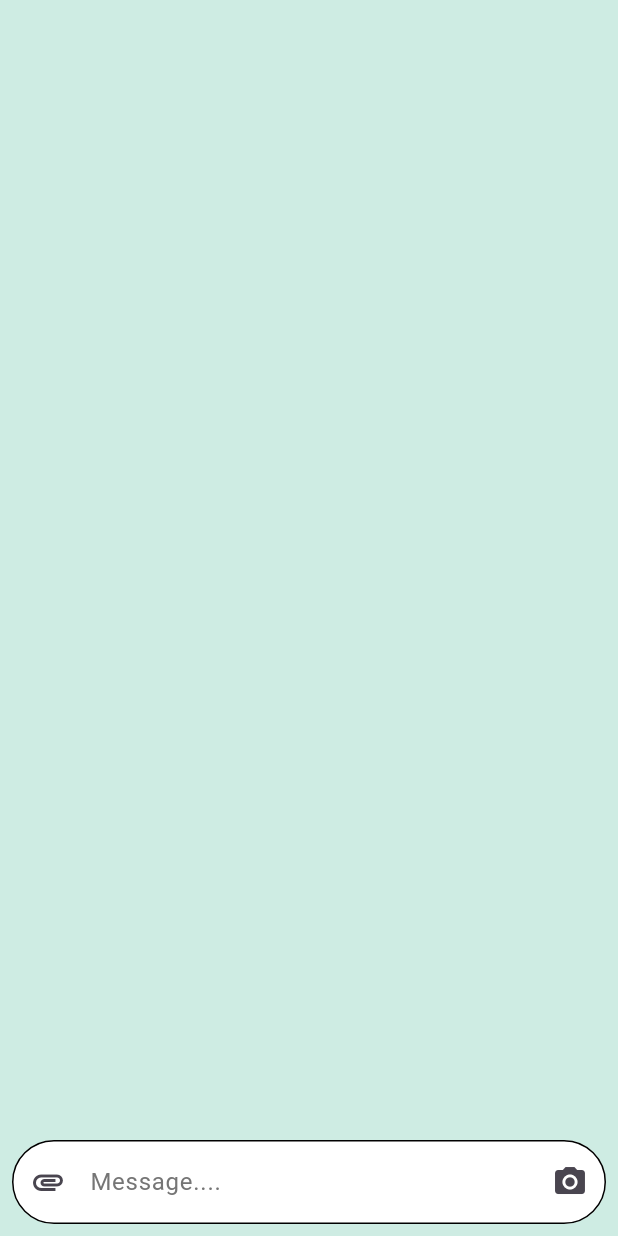
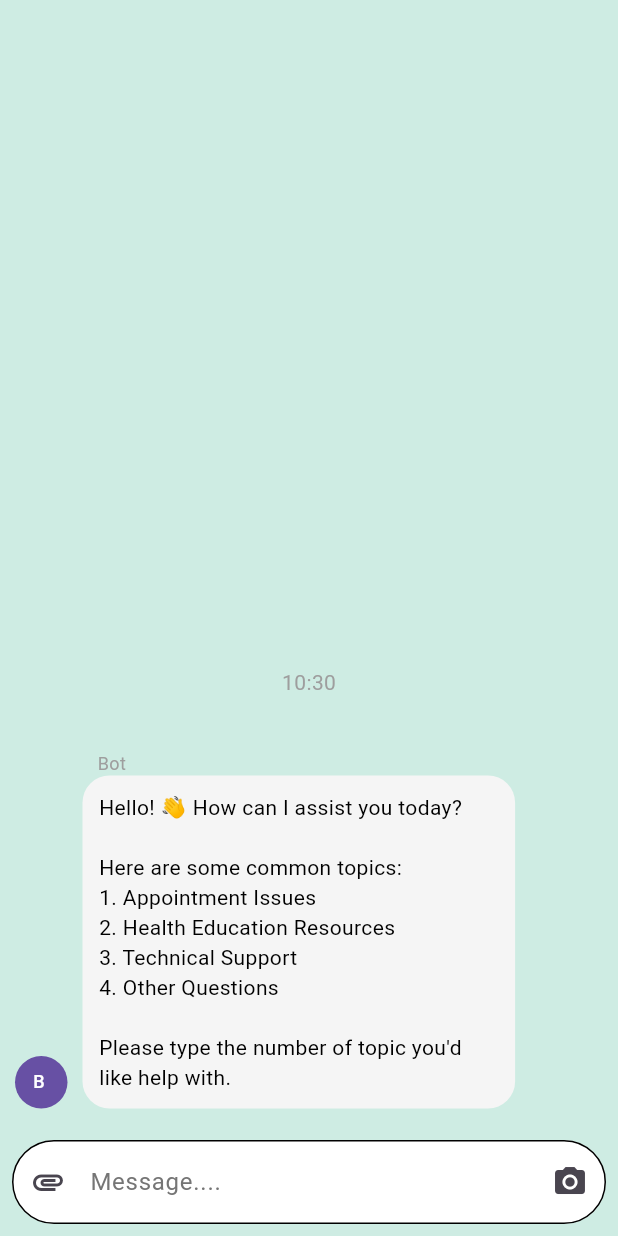
Before and after one commit to AwngkuHaris/MediEase_App, a Flutter app: the ChatPage screen opened directly, on a phone screen of 412 x 824 dp. Run offline on Flutter 3.47's test engine with Material 3 defaults, Android fonts, the phone set to English and light mode, and no system bars; drawn by our look-alikes of dash_chat_2; our stand-ins replace cloud_firestore, firebase_auth, firebase_core, flutter_gemini, google_sign_in, table_calendar; missing offline and left inert: flutter_facebook_auth; accounts and stored records are empty; generated files the repository leaves out were written again; statements that could not run were skipped.

Commit message:
customized predefined qna chat

```diff
--- a/lib/frontend code/pages/chat/chat_page.dart
+++ b/lib/frontend code/pages/chat/chat_page.dart
@@ -1,25 +1,195 @@
 import 'package:flutter/material.dart';
 import 'package:dash_chat_2/dash_chat_2.dart';
-import 'package:flutter_gemini/flutter_gemini.dart';
 
 class ChatPage extends StatefulWidget {
-  const ChatPage({Key? key}) : super(key: key);
+  ChatPage({super.key});
 
   @override
   State<ChatPage> createState() => _ChatPageState();
 }
 
 class _ChatPageState extends State<ChatPage> {
-  final Gemini gemini = Gemini.instance;
   ChatUser user = ChatUser(id: '1');
   ChatUser bot = ChatUser(id: '2', firstName: "Bot");
 
   List<ChatMessage> messages = [];
+  String currentContext = "main_menu"; // Tracks the current context
 
-  // Handle sending of new messages
+  // Initial Quick Replies
+  List<QuickReply> initialQuickReplies = [
+    QuickReply(
+      title: "1",
+      value: "appointment_issues",
+    ),
+    QuickReply(
+      title: "2",
+      value: "health_education",
+    ),
+    QuickReply(
+      title: "3",
+      value: "technical_support",
+    ),
+    QuickReply(
+      title: "4",
+      value: "other_questions",
+    ),
+  ];
+
+  // Follow-Up Quick Replies for Appointment Issues
+  List<QuickReply> appointmentQuickReplies = [
+    QuickReply(
+      title: "1",
+      value: "booking_appointment",
+    ),
+    QuickReply(
+      title: "2",
+      value: "rescheduling_canceling",
+    ),
+    QuickReply(
+      title: "3",
+      value: "viewing_details",
+    ),
+  ];
+
+  @override
+  void initState() {
+    super.initState();
+
+    // Add the bot's initial message
+    ChatMessage initialMessage = ChatMessage(
+      text: "Hello! 👋 How can I assist you today?\n\n"
+          "Here are some common topics:\n"
+          "1. Appointment Issues\n"
+          "2. Health Education Resources\n"
+          "3. Technical Support\n"
+          "4. Other Questions\n\n"
+          "Please type the number of topic you'd like help with.",
+      user: bot,
+      createdAt: DateTime.now(),
+    );
+
+    setState(() {
+      messages = [initialMessage];
+    });
+  }
+
   void onSend(ChatMessage chatMessage) {
     setState(() {
       messages = [chatMessage, ...messages];
+    });
+
+    // Handle user input based on the current context
+    if (currentContext == "main_menu") {
+      handleMainMenu(chatMessage);
+    } else if (currentContext == "appointment_issues") {
+      handleAppointmentIssues(chatMessage);
+    } else {
+      defaultResponse();
+    }
+  }
+
+  void handleMainMenu(ChatMessage chatMessage) {
+    if (chatMessage.text == "1") {
+      currentContext = "appointment_issues"; // Update context
+      ChatMessage reply = ChatMessage(
+        text: "Got it! Are you facing any of these issues?\n\n"
+            "1. Booking an appointment\n"
+            "2. Rescheduling or canceling\n"
+            "3. Viewing appointment details",
+        user: bot,
+        createdAt: DateTime.now(),
+      );
+
+      setState(() {
+        messages = [reply, ...messages];
+      });
+    } else if (chatMessage.text == "2") {
+      ChatMessage reply = ChatMessage(
+        text:
+            "You choose health education resources.",
+        user: bot,
+        createdAt: DateTime.now(),
+      );
+
+      setState(() {
+        messages = [reply, ...messages];
+      });
+    }else if (chatMessage.text == "3") {
+      ChatMessage reply = ChatMessage(
+        text:
+            "You choose Technical support",
+        user: bot,
+        createdAt: DateTime.now(),
+      );
+
+      setState(() {
+        messages = [reply, ...messages];
+      });
+    }else if (chatMessage.text == "4") {
+      ChatMessage reply = ChatMessage(
+        text:
+            "You choose other questions.",
+        user: bot,
+        createdAt: DateTime.now(),
+      );
+
+      setState(() {
+        messages = [reply, ...messages];
+      });
+    } else {
+      defaultResponse();
+    }
+  }
+
+  void handleAppointmentIssues(ChatMessage chatMessage) {
+    if (chatMessage.text == "1") {
+      ChatMessage reply = ChatMessage(
+        text:
+            "You selected Booking an appointment",
+        user: bot,
+        createdAt: DateTime.now(),
+      );
+
+      setState(() {
+        messages = [reply, ...messages];
+      });
+    } else if (chatMessage.text == "2") {
+      ChatMessage reply = ChatMessage(
+        text:
+            "You selected Rescheduling or canceling",
+        user: bot,
+        createdAt: DateTime.now(),
+      );
+
+      setState(() {
+        messages = [reply, ...messages];
+      });
+    } else if (chatMessage.text == "3") {
+      ChatMessage reply = ChatMessage(
+        text:
+            "You selected Viewing appointment details",
+        user: bot,
+        createdAt: DateTime.now(),
+      );
+
+      setState(() {
+        messages = [reply, ...messages];
+      });
+    }else {
+      defaultResponse();
+    }
+  }
+
+  void defaultResponse() {
+    ChatMessage reply = ChatMessage(
+      text:
+          "Sorry, I didn't understand that. Please type the number of topic you'd like help with.",
+      user: bot,
+      createdAt: DateTime.now(),
+    );
+
+    setState(() {
+      messages = [reply, ...messages];
     });
   }
 
```
